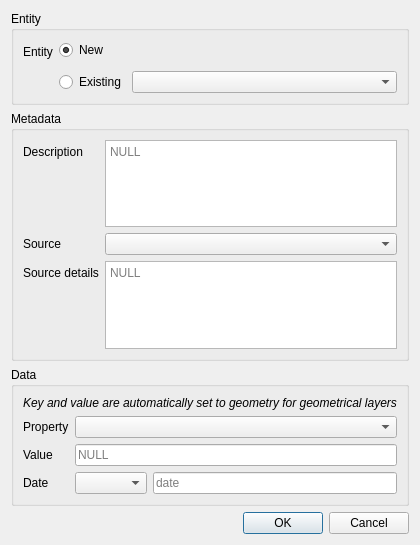
Before: the Qt Designer form qgis/EventForm.ui in dhlab-epfl/GlobalAtlas-qgis, drawn with Qt 5.
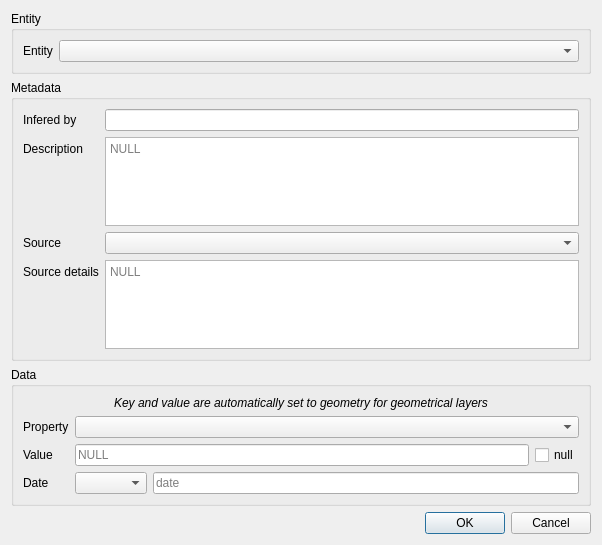
After: the same form once the commit is applied.

```diff
--- a/qgis/EventForm.ui
+++ b/qgis/EventForm.ui
@@ -6,7 +6,7 @@
    <rect>
     <x>0</x>
     <y>0</y>
-    <width>400</width>
+    <width>602</width>
     <height>545</height>
    </rect>
   </property>
@@ -28,42 +28,14 @@
        </widget>
       </item>
       <item row="0" column="1">
-       <layout class="QVBoxLayout" name="verticalLayout">
-        <item>
-         <widget class="QRadioButton" name="radioButton">
-          <property name="text">
-           <string>New</string>
-          </property>
-          <property name="checked">
-           <bool>true</bool>
-          </property>
-         </widget>
-        </item>
-        <item>
-         <layout class="QHBoxLayout" name="horizontalLayout">
-          <property name="topMargin">
-           <number>5</number>
-          </property>
-          <item>
-           <widget class="QRadioButton" name="radioButton_2">
-            <property name="text">
-             <string>Existing</string>
-            </property>
-           </widget>
-          </item>
-          <item>
-           <widget class="QComboBox" name="entity_id">
-            <property name="sizePolicy">
-             <sizepolicy hsizetype="Expanding" vsizetype="Fixed">
-              <horstretch>0</horstretch>
-              <verstretch>0</verstretch>
-             </sizepolicy>
-            </property>
-           </widget>
-          </item>
-         </layout>
-        </item>
-       </layout>
+       <widget class="QComboBox" name="entity_id">
+        <property name="sizePolicy">
+         <sizepolicy hsizetype="Expanding" vsizetype="Fixed">
+          <horstretch>0</horstretch>
+          <verstretch>0</verstretch>
+         </sizepolicy>
+        </property>
+       </widget>
       </item>
      </layout>
     </widget>
@@ -74,44 +46,54 @@
       <string>Metadata</string>
      </property>
      <layout class="QFormLayout" name="formLayout_2">
-      <item row="0" column="0">
+      <item row="1" column="0">
        <widget class="QLabel" name="label">
         <property name="text">
          <string>Description</string>
         </property>
        </widget>
       </item>
-      <item row="0" column="1">
+      <item row="1" column="1">
        <widget class="QPlainTextEdit" name="description">
         <property name="placeholderText">
          <string>NULL</string>
         </property>
        </widget>
       </item>
-      <item row="1" column="0">
+      <item row="2" column="0">
        <widget class="QLabel" name="label_7">
         <property name="text">
          <string>Source</string>
         </property>
        </widget>
       </item>
-      <item row="1" column="1">
+      <item row="2" column="1">
        <widget class="QComboBox" name="source_id"/>
       </item>
-      <item row="2" column="0">
+      <item row="3" column="0">
        <widget class="QLabel" name="label_8">
         <property name="text">
          <string>Source details</string>
         </property>
        </widget>
       </item>
-      <item row="2" column="1">
+      <item row="3" column="1">
        <widget class="QPlainTextEdit" name="source_description">
         <property name="placeholderText">
          <string>NULL</string>
         </property>
        </widget>
       </item>
+      <item row="0" column="0">
+       <widget class="QLabel" name="label_5">
+        <property name="text">
+         <string>Infered by</string>
+        </property>
+       </widget>
+      </item>
+      <item row="0" column="1">
+       <widget class="QLineEdit" name="infered_by"/>
+      </item>
      </layout>
     </widget>
    </item>
@@ -149,28 +131,14 @@
       <item row="1" column="1">
        <widget class="QComboBox" name="property_type_id"/>
       </item>
-      <item row="2" column="0">
-       <widget class="QLabel" name="label_3">
-        <property name="text">
-         <string>Value</string>
-        </property>
-       </widget>
-      </item>
-      <item row="2" column="1">
-       <widget class="QLineEdit" name="value">
-        <property name="placeholderText">
-         <string>NULL</string>
-        </property>
-       </widget>
-      </item>
-      <item row="3" column="0">
+      <item row="4" column="0">
        <widget class="QLabel" name="label_4">
         <property name="text">
          <string>Date</string>
         </property>
        </widget>
       </item>
-      <item row="3" column="1">
+      <item row="4" column="1">
        <layout class="QHBoxLayout" name="horizontalLayout_2">
         <item>
          <widget class="QComboBox" name="interpolation"/>
@@ -187,6 +155,31 @@
         </item>
        </layout>
       </item>
+      <item row="3" column="1">
+       <layout class="QHBoxLayout" name="horizontalLayout">
+        <item>
+         <widget class="QLineEdit" name="value">
+          <property name="placeholderText">
+           <string>NULL</string>
+          </property>
+         </widget>
+        </item>
+        <item>
+         <widget class="QCheckBox" name="value_null">
+          <property name="text">
+           <string>null</string>
+          </property>
+         </widget>
+        </item>
+       </layout>
+      </item>
+      <item row="3" column="0">
+       <widget class="QLabel" name="label_3">
+        <property name="text">
+         <string>Value</string>
+        </property>
+       </widget>
+      </item>
      </layout>
     </widget>
    </item>
```
